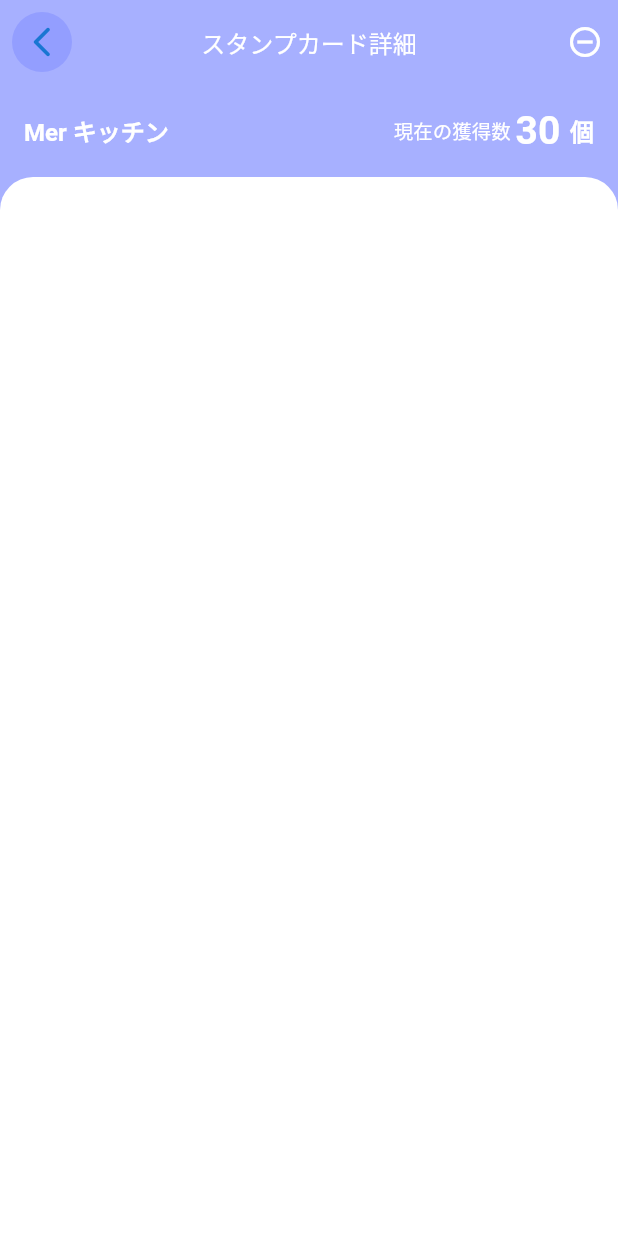
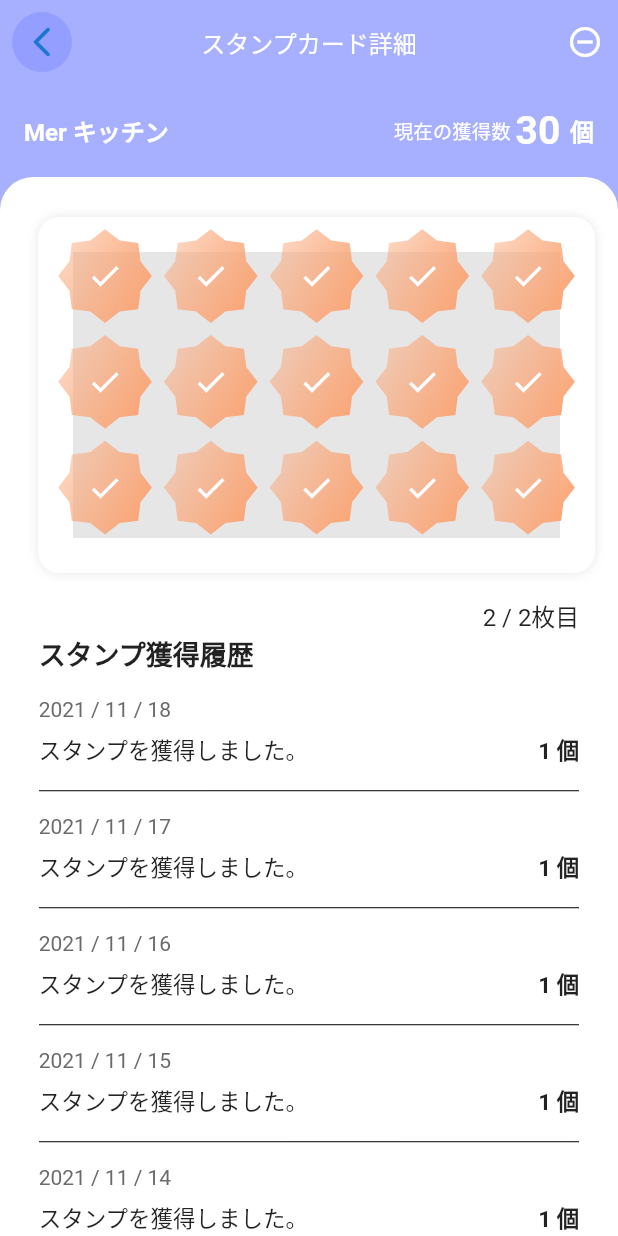
Before and after one commit to Athulprakash02/jiitak, a Flutter app: the StampDetailsScreen screen opened directly, on a phone screen of 412 x 824 dp. Run offline on Flutter 3.47's test engine with Material 2 defaults, Android fonts, the phone set to English and light mode, and no system bars; our stand-ins replace get, persistent_bottom_nav_bar.

Commit message:
stamp screen done

```diff
--- a/lib/presentation/base_screen.dart
+++ b/lib/presentation/base_screen.dart
@@ -1,7 +1,7 @@
 import 'package:flutter/cupertino.dart';
 import 'package:flutter/material.dart';
 import 'package:jiitak/presentation/bottom_nav_bar.dart';
-import 'package:jiitak/presentation/stamp_details.dart';
+import 'package:jiitak/presentation/stamp_details_screen/stamp_details.dart';
 
 class BaseScreen extends StatelessWidget {
   const BaseScreen({super.key});
--- a/lib/presentation/home.dart
+++ b/lib/presentation/home.dart
@@ -1,6 +1,6 @@
 import 'package:flutter/material.dart';
 import 'package:jiitak/core/constants.dart';
-import 'package:jiitak/presentation/stamp_details.dart';
+import 'package:jiitak/presentation/stamp_details_screen/stamp_details.dart';
 
 import 'widgets/days_tab.dart';
 import 'widgets/home_page_main_card.dart';
--- a/lib/presentation/stamp_details.dart
+++ /dev/null
@@ -1,89 +0,0 @@
-import 'package:flutter/material.dart';
-import 'package:jiitak/core/constants.dart';
-
-class StampDetailsScreen extends StatelessWidget {
-  const StampDetailsScreen({super.key});
-
-  @override
-  Widget build(BuildContext context) {
-    return Scaffold(
-      backgroundColor: const Color(0xFFA7B0FF),
-      appBar: AppBar(
-        elevation: 0,
-        backgroundColor: const Color(0xFFA7B0FF),
-        leading: const Padding(
-          padding: EdgeInsets.all(8.0),
-          child: CircleAvatar(
-            backgroundColor: Color(0xFF939EFF),
-            child: Icon(
-              Icons.arrow_back_ios_new_rounded,
-            ),
-          ),
-        ),
-        title: const Text(
-          'スタンプカード詳細',
-          style: TextStyle(color: kWhiteColor),
-        ),
-        centerTitle: true,
-        actions: const [
-          Icon(Icons.remove_circle_outline),
-          SizedBox(
-            width: 10,
-          )
-        ],
-      ),
-      body: Column(
-        children: [
-          const Padding(
-            padding: EdgeInsets.all(16.0),
-            child: Row(
-              mainAxisAlignment: MainAxisAlignment.spaceBetween,
-              children: [
-                Text(
-                  'Mer キッチン',
-                  style: TextStyle(
-                      fontSize: 16,
-                      color: kWhiteColor,
-                      fontWeight: FontWeight.bold),
-                ),
-                Row(
-                  children: [
-                    Text(
-                      '現在の獲得数 ',
-                      style: TextStyle(
-                        fontSize: 13,
-                        color: kWhiteColor,
-                      ),
-                    ),
-                    Text(
-                      '30 ',
-                      style: TextStyle(
-                          fontSize: 26,
-                          color: kWhiteColor,
-                          fontWeight: FontWeight.bold),
-                    ),
-                    Text(
-                      '個',
-                      style: TextStyle(
-                          fontSize: 16,
-                          color: kWhiteColor,
-                          fontWeight: FontWeight.bold),
-                    )
-                  ],
-                )
-              ],
-            ),
-          ),
-          Expanded(
-              child: Container(
-            decoration: const BoxDecoration(
-                color: kWhiteColor,
-                borderRadius: BorderRadius.only(
-                    topLeft: Radius.circular(22),
-                    topRight: Radius.circular(22))),
-          ))
-        ],
-      ),
-    );
-  }
-}
--- /dev/null
+++ b/lib/presentation/stamp_details_screen/stamp_details.dart
@@ -0,0 +1,179 @@
+import 'package:flutter/material.dart';
+import 'package:jiitak/core/constants.dart';
+
+import 'widgets/stamp_screen_star_container.dart';
+
+class StampDetailsScreen extends StatelessWidget {
+  const StampDetailsScreen({super.key});
+
+  @override
+  Widget build(BuildContext context) {
+    Size size = MediaQuery.sizeOf(context);
+
+    return Scaffold(
+      backgroundColor: const Color(0xFFA7B0FF),
+      appBar: AppBar(
+        elevation: 0,
+        backgroundColor: const Color(0xFFA7B0FF),
+        leading: Padding(
+          padding: const EdgeInsets.all(8.0),
+          child: GestureDetector(
+            onTap: () {
+              Navigator.of(context).pop();
+            },
+            child: const CircleAvatar(
+              backgroundColor: Color(0xFF939EFF),
+              child: Icon(
+                Icons.arrow_back_ios_new_rounded,
+              ),
+            ),
+          ),
+        ),
+        title: const Text(
+          'スタンプカード詳細',
+          style: TextStyle(color: kWhiteColor),
+        ),
+        centerTitle: true,
+        actions: const [
+          Icon(Icons.remove_circle_outline),
+          SizedBox(
+            width: 10,
+          )
+        ],
+      ),
+      body: Column(
+        children: [
+          const Padding(
+            padding: EdgeInsets.all(16.0),
+            child: Row(
+              mainAxisAlignment: MainAxisAlignment.spaceBetween,
+              children: [
+                Text(
+                  'Mer キッチン',
+                  style: TextStyle(
+                      fontSize: 16,
+                      color: kWhiteColor,
+                      fontWeight: FontWeight.bold),
+                ),
+                Row(
+                  children: [
+                    Text(
+                      '現在の獲得数 ',
+                      style: TextStyle(
+                        fontSize: 13,
+                        color: kWhiteColor,
+                      ),
+                    ),
+                    Text(
+                      '30 ',
+                      style: TextStyle(
+                          fontSize: 26,
+                          color: kWhiteColor,
+                          fontWeight: FontWeight.bold),
+                    ),
+                    Text(
+                      '個',
+                      style: TextStyle(
+                          fontSize: 16,
+                          color: kWhiteColor,
+                          fontWeight: FontWeight.bold),
+                    )
+                  ],
+                )
+              ],
+            ),
+          ),
+          Expanded(
+              child: Container(
+            width: size.width,
+            decoration: const BoxDecoration(
+                color: kWhiteColor,
+                borderRadius: BorderRadius.only(
+                    topLeft: Radius.circular(22),
+                    topRight: Radius.circular(22))),
+            child: Column(
+              crossAxisAlignment: CrossAxisAlignment.start,
+              children: [
+                SingleChildScrollView(
+                  scrollDirection: Axis.horizontal,
+                  child: SizedBox(
+                    width: size.width,
+                    height: size.width * .68,
+                    child: Padding(
+                      padding: const EdgeInsets.only(left: 5, right: 5),
+                      child: SingleChildScrollView(
+                        scrollDirection: Axis.horizontal,
+                        child: Row(
+                          children: List.generate(
+                            2,
+                            (index) => SizedBox(
+                                width: size.width,
+                                child: StampScreenStarContainer(size: size)),
+                          ),
+                        ),
+                      ),
+                    ),
+                  ),
+                ),
+                Padding(
+                  padding: EdgeInsets.only(
+                      left: size.width / 16, right: size.width / 16),
+                  child: const Column(
+                    crossAxisAlignment: CrossAxisAlignment.start,
+                    children: [
+                      Row(
+                        mainAxisAlignment: MainAxisAlignment.end,
+                        children: [
+                          Text(
+                            '2 / 2枚目',
+                            style: TextStyle(fontSize: 16),
+                          )
+                        ],
+                      ),
+                      Text(
+                        'スタンプ獲得履歴',
+                        style: TextStyle(
+                            fontSize: 18, fontWeight: FontWeight.bold),
+                      ),
+                              SizedBox(height: 8,),
+
+                    ],
+                  ),
+                ),
+                Expanded(
+                  child: Padding(
+                    padding:  EdgeInsets.symmetric(horizontal: size.width/16),
+                    child: ListView.separated(
+                      separatorBuilder: (context, index) => const Divider(color: Colors.black,),
+                      itemCount: 5,
+                      itemBuilder: (context, index) {
+                        return SizedBox(
+                          child: Column(
+                            crossAxisAlignment: CrossAxisAlignment.start,
+                            children: [
+                              const SizedBox(height: 8,),
+                              Text('2021 / 11 / ${18-index}',style: const TextStyle(color: Color.fromARGB(255, 107, 107, 107)),),
+                              const SizedBox(height: 8,),
+
+                            const Row(
+                              mainAxisAlignment: MainAxisAlignment.spaceBetween,
+                              children: [
+                              Text('スタンプを獲得しました。',style: TextStyle(fontSize: 15),),
+                              Text('1 個',style: TextStyle(fontSize: 15,fontWeight: FontWeight.bold),)
+                            ],),
+                              const SizedBox(height: 8,),
+                            ],
+                          ),
+                        );
+                      },
+                    ),
+                  ),
+                )
+              ],
+            ),
+          ))
+        ],
+      ),
+    );
+  }
+}
--- /dev/null
+++ b/lib/presentation/stamp_details_screen/widgets/stamp_screen_star_container.dart
@@ -0,0 +1,70 @@
+import 'package:flutter/material.dart';
+import 'package:jiitak/core/constants.dart';
+
+class StampScreenStarContainer extends StatelessWidget {
+  const StampScreenStarContainer({
+    super.key,
+    required this.size,
+  });
+
+  final Size size;
+
+  @override
+  Widget build(BuildContext context) {
+    return Padding(
+      padding:  EdgeInsets.only(left: size.width/16,right: size.width/16),
+      child: Container(
+        height: size.width * .55,
+        decoration: BoxDecoration(
+
+          boxShadow: const [
+          BoxShadow(
+            color:Color(0x19000000),
+            blurRadius: 5,
+            offset: Offset(0, 5),
+            spreadRadius: 5,
+            blurStyle: BlurStyle.outer
+          )
+        ], borderRadius: BorderRadius.circular(14)),
+        width: double.infinity,
+        child: Padding(
+          padding: const EdgeInsets.all(8.0),
+          child: GridView.builder(
+            physics: NeverScrollableScrollPhysics(),
+            itemCount: 15,
+            gridDelegate: const SliverGridDelegateWithFixedCrossAxisCount(
+                crossAxisSpacing: 8,
+                mainAxisSpacing: 8,
+                crossAxisCount: 5),
+            itemBuilder: (context, index) {
+              return Container(
+                // color: kWhiteColor,
+                // width:size.width *.5,
+                // height: size.width *.5,
+                decoration: const ShapeDecoration(
+                  gradient: LinearGradient(
+                    begin: Alignment(0.87, 0.50),
+                    end: Alignment(-0.87, -0.5),
+                    colors: [Color(0xFFFAA677), Color(0x77FAA576)],
+                  ),
+                  shape: StarBorder(
+                    points: 8,
+                    innerRadiusRatio: 0.82,
+                    // pointRounding: 4,
+                    valleyRounding: 0,
+                    rotation: 0,
+                    squash: 0,
+                  ),
+                ),
+                child: const Icon(
+                  Icons.check,
+                  color: kWhiteColor,
+                ),
+              );
+            },
+          ),
+        ),
+      ),
+    );
+  }
+}
```
